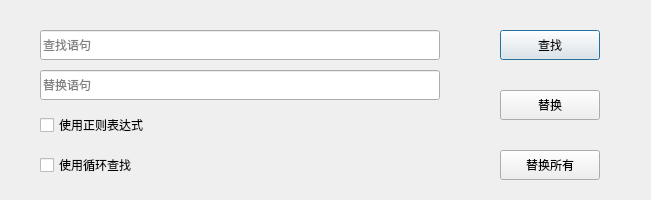
Before: the Qt Designer form QTApplication/Find.ui in StuBoo3i/CodeAudit, drawn with Qt 5.
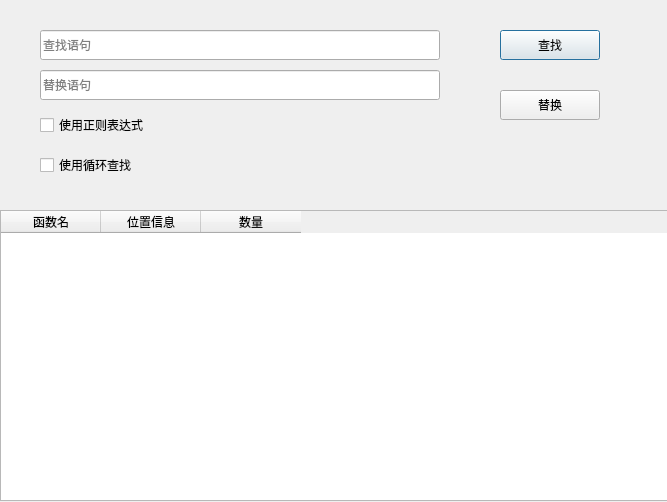
After: the same form once the commit is applied.

Diff of the .ui file:
```diff
--- a/QTApplication/Find.ui
+++ b/QTApplication/Find.ui
@@ -6,8 +6,8 @@
    <rect>
     <x>0</x>
     <y>0</y>
-    <width>651</width>
-    <height>200</height>
+    <width>667</width>
+    <height>502</height>
    </rect>
   </property>
   <property name="windowTitle">
@@ -78,19 +78,6 @@
     <string>替换</string>
    </property>
   </widget>
-  <widget class="QPushButton" name="pushButton_4">
-   <property name="geometry">
-    <rect>
-     <x>500</x>
-     <y>150</y>
-     <width>100</width>
-     <height>30</height>
-    </rect>
-   </property>
-   <property name="text">
-    <string>替换所有</string>
-   </property>
-  </widget>
   <widget class="QLineEdit" name="lineEdit_2">
    <property name="geometry">
     <rect>
@@ -117,6 +104,37 @@
     <string/>
    </property>
   </widget>
+  <widget class="QWidget" name="verticalLayoutWidget">
+   <property name="geometry">
+    <rect>
+     <x>0</x>
+     <y>210</y>
+     <width>671</width>
+     <height>291</height>
+    </rect>
+   </property>
+   <layout class="QVBoxLayout" name="verticalLayout">
+    <item>
+     <widget class="QTableWidget" name="tableWidget">
+      <column>
+       <property name="text">
+        <string>函数名</string>
+       </property>
+      </column>
+      <column>
+       <property name="text">
+        <string>位置信息</string>
+       </property>
+      </column>
+      <column>
+       <property name="text">
+        <string>数量</string>
+       </property>
+      </column>
+     </widget>
+    </item>
+   </layout>
+  </widget>
  </widget>
  <resources/>
  <connections/>
```
Left out of the diff: 39 changed lines with no effect on the pictures.
